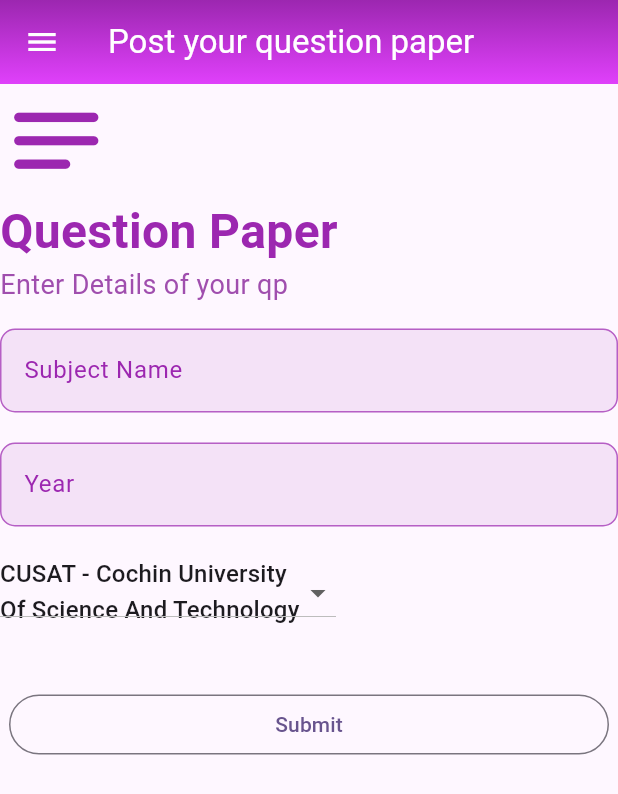
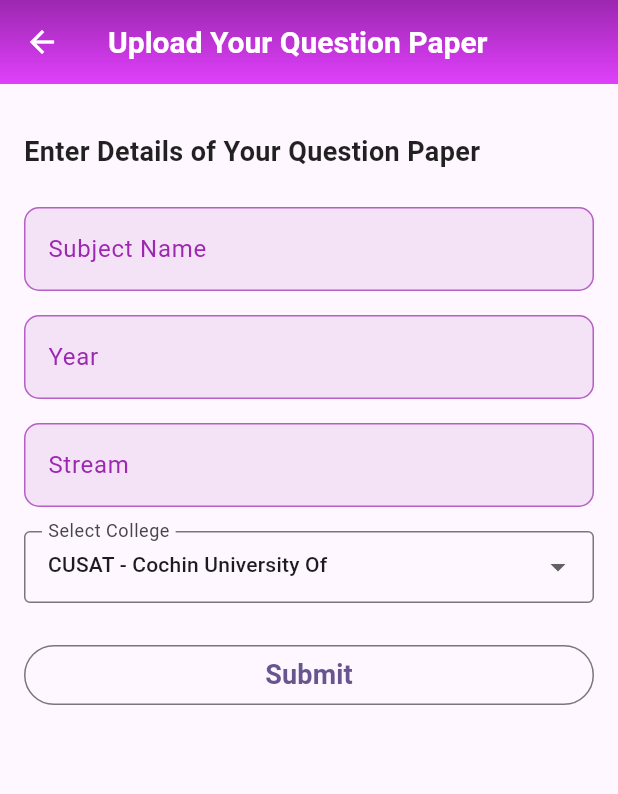
Before and after one commit to widejoy/my_college_guide, a Flutter app: the CreatePostScreen screen opened directly, on a phone screen of 412 x 824 dp. Shown: the top 794 px of the screen. Run offline on Flutter 3.47's test engine with Material 2 defaults, Android fonts, the phone set to English and light mode, and no system bars; our stand-ins replace cloud_firestore, firebase_auth, firebase_core, flutter_riverpod, shared_preferences; missing offline and left inert: flutter_cached_pdfview; accounts and stored records are empty.

Commit message:
added an field

```diff
--- a/lib/screens/app_screens/Widgets/custom_tile.dart
+++ b/lib/screens/app_screens/Widgets/custom_tile.dart
@@ -7,6 +7,7 @@ class CustomListTile extends StatefulWidget {
   final String userName;
   final int votes;
   final int year;
+  final String stream;
 
   const CustomListTile({
     super.key,
@@ -15,6 +16,7 @@ class CustomListTile extends StatefulWidget {
     required this.userName,
     required this.votes,
     required this.year,
+    required this.stream,
   });
 
   @override
@@ -80,6 +82,7 @@ class _CustomListTileState extends State<CustomListTile> {
   @override
   Widget build(BuildContext context) {
     return ListTile(
+      visualDensity: VisualDensity.comfortable,
       leading: const Icon(Icons.sticky_note_2),
       title: Text('College: ${widget.collegeName}'),
       subtitle: Column(
@@ -88,6 +91,7 @@ class _CustomListTileState extends State<CustomListTile> {
           Text('Subject: ${widget.subjectName}'),
           Text('Uploaded by: ${widget.userName}'),
           Text('Year: ${widget.year}'),
+          Text('Stream: ${widget.stream}')
         ],
       ),
       trailing: Column(
@@ -113,7 +117,7 @@ class _CustomListTileState extends State<CustomListTile> {
       onTap: () {
         Navigator.of(context).push(
           MaterialPageRoute(
-            builder: (context) => Viewpdf(),
+            builder: (context) => const Viewpdf(),
           ),
         );
       },
--- a/lib/screens/app_screens/create_post_screen.dart
+++ b/lib/screens/app_screens/create_post_screen.dart
@@ -1,7 +1,6 @@
+import 'package:flutter/material.dart';
+import 'package:firebase_auth/firebase_auth.dart';
 import 'package:cloud_firestore/cloud_firestore.dart';
-import 'package:firebase_auth/firebase_auth.dart';
-import 'package:flutter/material.dart';
-import 'package:project_one/screens/app_screens/Widgets/appbar_custom.dart';
 import 'package:project_one/screens/app_screens/Widgets/custom_field.dart';
 
 class CreatePostScreen extends StatefulWidget {
@@ -14,75 +13,95 @@ class CreatePostScreen extends StatefulWidget {
 class _CreatePostScreenState extends State<CreatePostScreen> {
   TextEditingController subname = TextEditingController();
   TextEditingController year = TextEditingController();
-  String collegename =
-      "CUSAT - Cochin University Of Science And Technology"; // Default value
+  String collegename = "CUSAT - Cochin University Of Science And Technology";
+  TextEditingController stream = TextEditingController();
 
   @override
   Widget build(BuildContext context) {
     return Scaffold(
-      appBar: const CustomAppBar(title: 'Post your question paper'),
-      body: Column(
+      appBar: AppBar(
+        title: const Text(
+          "Upload Your Question Paper",
+          style: TextStyle(
+            color: Colors.white,
+            fontSize: 20,
+            fontWeight: FontWeight.bold,
+          ),
+        ),
+        flexibleSpace: Container(
+          decoration: const BoxDecoration(
+            gradient: LinearGradient(
+              begin: Alignment.topCenter,
+              end: Alignment.bottomCenter,
+              colors: [
+                Colors.purple,
+                Colors.purpleAccent,
+              ],
+            ),
+          ),
+        ),
+        elevation: 0,
+        backgroundColor: Colors.transparent,
+        leading: IconButton(
+          icon: const Icon(
+            Icons.arrow_back,
+            color: Colors.white,
+          ),
+          onPressed: () {
+            Navigator.of(context).pop();
+          },
+        ),
+      ),
+      body: Padding(
+        padding: const EdgeInsets.all(16.0),
+        child: Column(
           crossAxisAlignment: CrossAxisAlignment.start,
           children: [
-          const Icon(
-            Icons.notes_rounded,
-            size: 75,
-            weight: 12,
-            color: Colors.purple,
-          ),
+            const SizedBox(height: 16),
             const Text(
-            "Question Paper",
+              "Enter Details of Your Question Paper",
               style: TextStyle(
-                fontSize: 32,
+                color: Colors.black87,
+                fontSize: 18,
                 fontWeight: FontWeight.bold,
-                color: Colors.purple),
-          ),
-          const Text(
-            "Enter Details of your qp",
-            style: TextStyle(
-              color: Color.fromARGB(255, 160, 78, 174),
-              fontSize: 18,
               ),
             ),
-          const SizedBox(
-            height: 16,
-          ),
+            const SizedBox(height: 24),
             customField(subname, "Subject Name"),
-          const SizedBox(
-            height: 20,
-          ),
+            const SizedBox(height: 16),
             customField(year, "Year"),
-          const SizedBox(
-            height: 20,
-          ),
-          DropdownButton(
+            const SizedBox(height: 16),
+            customField(stream, "Stream"),
+            const SizedBox(height: 16),
+            DropdownButtonFormField<String>(
               value: collegename,
               items: const [
                 DropdownMenuItem(
                   value: "CUSAT - Cochin University Of Science And Technology",
                   child: SizedBox(
                     width: 200,
-                  child: Tooltip(
-                    message:
-                        "CUSAT - Cochin University Of Science And Technology",
                     child: Text(
                       "CUSAT - Cochin University Of Science And Technology",
                       overflow: TextOverflow.ellipsis,
                       maxLines: 2,
-                    ),
+                      style: TextStyle(fontSize: 14),
                     ),
                   ),
                 ),
               ],
               onChanged: (value) {
                 setState(() {
-                collegename = value as String;
+                  collegename = value!;
                 });
               },
+              decoration: const InputDecoration(
+                labelText: "Select College",
+                border: OutlineInputBorder(),
+                contentPadding:
+                    EdgeInsets.symmetric(vertical: 10, horizontal: 12),
               ),
-          const SizedBox(
-            height: 40,
             ),
+            const SizedBox(height: 24),
             Center(
               child: OutlinedButton(
                 style: const ButtonStyle(
@@ -98,7 +117,8 @@ class _CreatePostScreenState extends State<CreatePostScreen> {
                     "year": year.text,
                     "College Name": collegename,
                     "votes": 0,
-                  "user id": user?.uid
+                    "user id": user?.uid,
+                    "Stream": stream.text
                   };
 
                   FirebaseFirestore.instance
@@ -110,19 +130,27 @@ class _CreatePostScreenState extends State<CreatePostScreen> {
                         content: Text("Succesfully added data"),
                       ),
                     );
+                    Navigator.of(context).pop();
                   }).catchError((error) {
                     ScaffoldMessenger.of(context).showSnackBar(
                       SnackBar(
-                      content: Text("Error:$error"),
+                        content: Text("Error: $error"),
                         backgroundColor: Colors.red,
                       ),
                     );
                   });
                 },
-              child: const Text("Submit"),
+                child: const Text(
+                  "Submit",
+                  style: TextStyle(
+                    fontSize: 18,
+                    fontWeight: FontWeight.bold,
                   ),
-          )
+                ),
+              ),
+            ),
           ],
+        ),
       ),
     );
   }
--- a/lib/screens/app_screens/home_screen.dart
+++ b/lib/screens/app_screens/home_screen.dart
@@ -3,6 +3,7 @@ import 'package:project_one/screens/app_screens/Widgets/appbar_custom.dart';
 import 'package:project_one/screens/app_screens/Widgets/drawercustom.dart';
 import 'package:project_one/screens/app_screens/Widgets/stylised_container.dart';
 import 'package:project_one/screens/app_screens/create_post_screen.dart';
+import 'package:project_one/screens/app_screens/notes_screen.dart';
 
 class HomeScreen extends StatelessWidget {
   const HomeScreen({super.key});
@@ -21,11 +22,22 @@ class HomeScreen extends StatelessWidget {
             ),
             StylishCard(text: "My favourites", fun: () {}),
             StylishCard(
-                text: "Create Post",
+                text: "upload a question paper",
                 fun: () {
                   Navigator.of(context).push(
                     MaterialPageRoute(
                       builder: (context) => const CreatePostScreen(),
+                    ),
+                  );
+                }),
+            StylishCard(
+                text: "upload your notes",
+                fun: () {
+                  Navigator.of(context).push(
+                    MaterialPageRoute(
+                      builder: (context) {
+                        return const NotesScreen();
+                      },
                     ),
                   );
                 })
--- /dev/null
+++ b/lib/screens/app_screens/notes_screen.dart
@@ -0,0 +1,10 @@
+import 'package:flutter/material.dart';
+
+class NotesScreen extends StatelessWidget {
+  const NotesScreen({super.key});
+
+  @override
+  Widget build(BuildContext context) {
+    return Container();
+  }
+}
--- a/lib/screens/app_screens/previousyear_screen.dart
+++ b/lib/screens/app_screens/previousyear_screen.dart
@@ -81,6 +81,7 @@ class _PreviousYearScreenState extends State<PreviousYearScreen> {
             userName: "rogerantony",
             votes: 2,
             year: 2012,
+            stream: "btech cs",
           )
         ],
       ),
```
Lines whose indentation alone changed are shown as unchanged.
